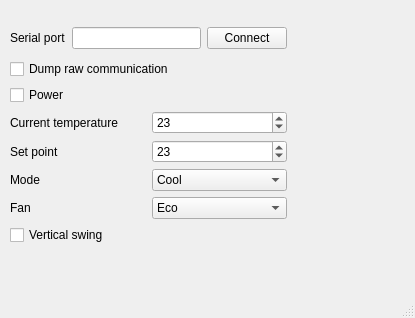
Qt form Simulators/CN_WIRED/ACSimulator/mainwindow.ui (Sonic-Amiga/ESP8266-Faikin) before a commit.
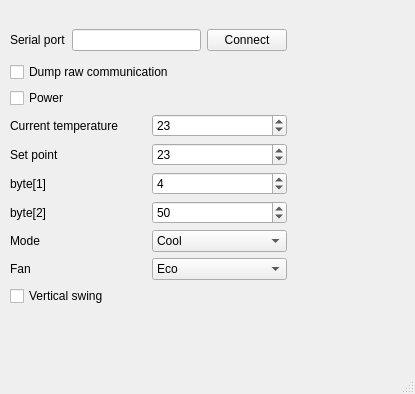
The same form after that commit.

Commit message:
Simulators/CN_WIRED: Allow changing some undocumented bytes
We know that bytes [1] and [2] are nonzero, but no idea about their purpose.
Allow setting arbitraty values and see what happens (if any)

Diff of the .ui file:
```diff
--- a/Simulators/CN_WIRED/ACSimulator/mainwindow.ui
+++ b/Simulators/CN_WIRED/ACSimulator/mainwindow.ui
@@ -7,20 +7,20 @@
     <x>0</x>
     <y>0</y>
     <width>415</width>
-    <height>318</height>
+    <height>394</height>
    </rect>
   </property>
   <property name="windowTitle">
    <string>AC Simulator</string>
   </property>
   <widget class="QWidget" name="centralwidget">
-   <widget class="QWidget" name="layoutWidget">
+   <widget class="QWidget" name="">
     <property name="geometry">
      <rect>
       <x>10</x>
-      <y>23</y>
+      <y>24</y>
       <width>277</width>
-      <height>228</height>
+      <height>288</height>
      </rect>
     </property>
     <layout class="QVBoxLayout" name="verticalLayout">
@@ -116,6 +116,66 @@
         </layout>
        </item>
        <item row="4" column="0">
+        <layout class="QHBoxLayout" name="horizontalLayout_6">
+         <item>
+          <widget class="QLabel" name="label_6">
+           <property name="text">
+            <string>byte[1]</string>
+           </property>
+          </widget>
+         </item>
+         <item>
+          <widget class="QSpinBox" name="unknownByte1">
+           <property name="enabled">
+            <bool>true</bool>
+           </property>
+           <property name="keyboardTracking">
+            <bool>false</bool>
+           </property>
+           <property name="maximum">
+            <number>255</number>
+           </property>
+           <property name="value">
+            <number>4</number>
+           </property>
+           <property name="displayIntegerBase">
+            <number>16</number>
+           </property>
+          </widget>
+         </item>
+        </layout>
+       </item>
+       <item row="5" column="0">
+        <layout class="QHBoxLayout" name="horizontalLayout_7">
+         <item>
+          <widget class="QLabel" name="label_7">
+           <property name="text">
+            <string>byte[2]</string>
+           </property>
+          </widget>
+         </item>
+         <item>
+          <widget class="QSpinBox" name="unknownByte2">
+           <property name="enabled">
+            <bool>true</bool>
+           </property>
+           <property name="keyboardTracking">
+            <bool>false</bool>
+           </property>
+           <property name="maximum">
+            <number>255</number>
+           </property>
+           <property name="value">
+            <number>80</number>
+           </property>
+           <property name="displayIntegerBase">
+            <number>16</number>
+           </property>
+          </widget>
+         </item>
+        </layout>
+       </item>
+       <item row="6" column="0">
         <layout class="QHBoxLayout" name="horizontalLayout_3">
          <item>
           <widget class="QLabel" name="label_3">
@@ -158,7 +218,7 @@
          </item>
         </layout>
        </item>
-       <item row="5" column="0">
+       <item row="7" column="0">
         <layout class="QHBoxLayout" name="horizontalLayout_5">
          <item>
           <widget class="QLabel" name="label_5">
@@ -206,7 +266,7 @@
          </item>
         </layout>
        </item>
-       <item row="6" column="0">
+       <item row="8" column="0">
         <widget class="QCheckBox" name="vSwing">
          <property name="enabled">
           <bool>true</bool>
```
The commit also changes 4 other files.
